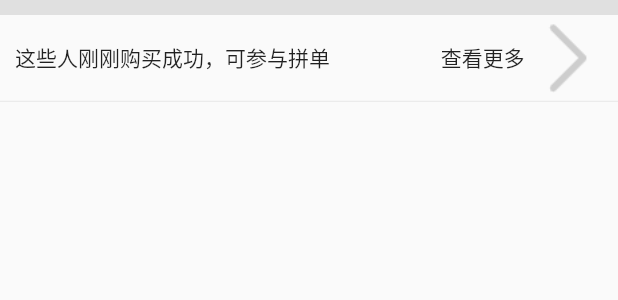
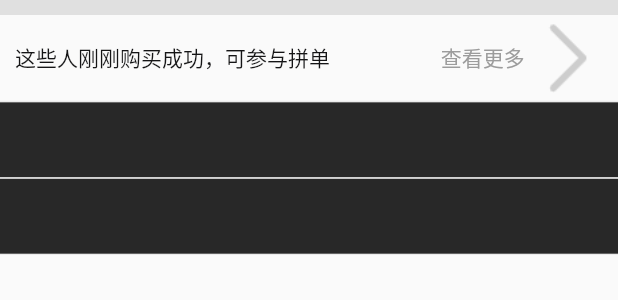
Before and after one commit to BugKingLiang/flutter_pinduoduo, a Flutter app: the GroupOrderWidget widget shown alone on an empty page, opened directly, on a phone screen of 412 x 824 dp. Shown: the top 300 px of the screen. Run offline on Flutter 3.47's test engine with Material 2 defaults, Android fonts, the phone set to English and light mode, and no system bars; our stand-ins replace badges, cached_network_image, dio, extended_nested_scroll_view, fluro, flutter_screenutil and 5 more; accounts and stored records are empty; network calls fail; statements that could not run were skipped.

Commit message:
晚安了哦

```diff
--- a/lib/pages/goods_detail/group_order_widget.dart
+++ b/lib/pages/goods_detail/group_order_widget.dart
@@ -1,4 +1,6 @@
 import 'package:flutter/material.dart';
+import 'package:flutter_swiper/flutter_swiper.dart';
+import 'package:pingduoduo/util/color_constant.dart';
 import 'package:pingduoduo/widgets/container_divider.dart';
 import 'package:pingduoduo/widgets/more_container_widget.dart';
 
@@ -13,15 +15,31 @@ class _GroupOrderWidgetState extends State<GroupOrderWidget> {
   Widget build(BuildContext context) {
     return Column(
       children: <Widget>[
-        ContainderDivider(
-          child: MoreContainerWidget(
-            child: Padding(
-              padding: const EdgeInsets.all(10.0),
-              child: Text('这些人刚刚购买成功，可参与拼单'),
+        ContainerDivider(
+            child: MoreContainerWidget(
+              child: Padding(
+                padding: const EdgeInsets.all(10.0),
+                child: Text('这些人刚刚购买成功，可参与拼单',
+                    style: TextStyle(color: Color(0xff151516))),
+              ),
+              rightString: '查看更多',
             ),
-            rightString: '查看更多',
+            topDividerHeight: 10),
+        IgnorePointer(
+          child: Container(
+            height: 120,
+            child: Swiper(
+                scrollDirection:Axis.vertical,
+                itemCount: 10, autoplay: true, itemBuilder: (context, index) {
+              return Column(
+                children: <Widget>[
+                  ContainerDivider(child: Container(height: 50,color: ColorConstant.getRandomColor())),
+                  ContainerDivider(child: Container(height: 50,color: ColorConstant.getRandomColor()))
+                ],
+              );
+
+            }),
           ),
-          topDividerHeight: 10
         )
       ],
     );
--- a/lib/widgets/container_divider.dart
+++ b/lib/widgets/container_divider.dart
@@ -1,6 +1,6 @@
 import 'package:flutter/material.dart';
 
-class ContainderDivider extends StatelessWidget {
+class ContainerDivider extends StatelessWidget {
   double dividerHeight;
 
   Color dividerColor;
@@ -18,7 +18,7 @@ class ContainderDivider extends StatelessWidget {
 
   Widget child;
 
-  ContainderDivider({@required this.child,
+  ContainerDivider({@required this.child,
       this.dividerColor = const Color(0xFFE0E0E0),
         this.dividerHeight = 0.5,
         this.topDividerLeftMargin = 0,
--- a/lib/widgets/more_container_widget.dart
+++ b/lib/widgets/more_container_widget.dart
@@ -26,7 +26,7 @@ class MoreContainerWidget extends StatelessWidget {
           ),
           Offstage(
             offstage: rightString == null,
-            child: Text(rightString??''),
+            child: Text(rightString??'',style: TextStyle(color: Color(0xff9c9c9c)),),
           ),
           Image.asset(ImageUtils.getImagePath('icons/more_grey'),width: _moreImageSize,height: _moreImageSize,)
 
```
Also changed, not shown: lib/pages/goods_detail/goods_detail_page.dart (+5 -5 lines).
